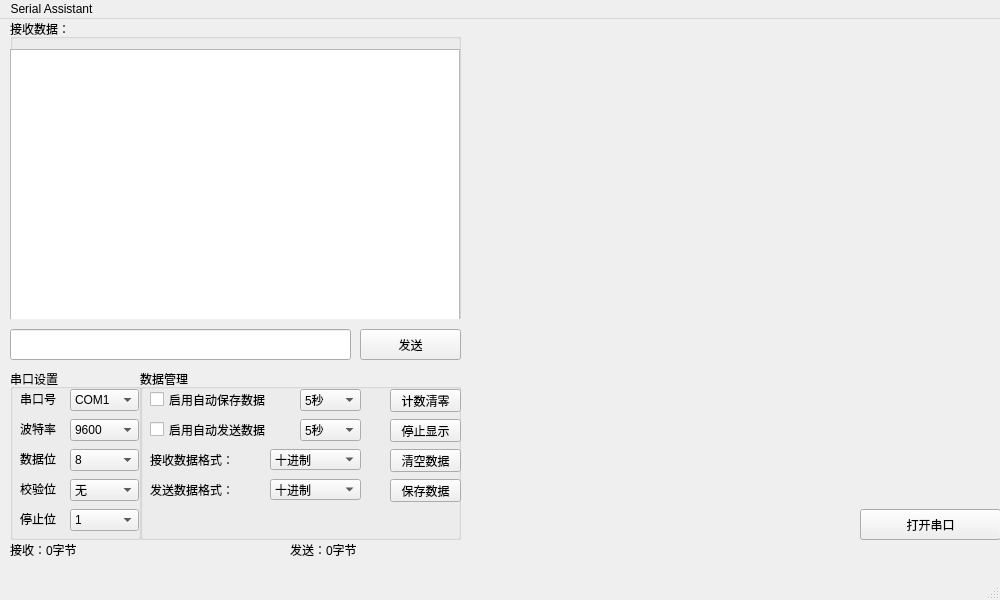
Lancer-zhang/Serial-Assistant, file mainwindow.ui: the form before one commit.
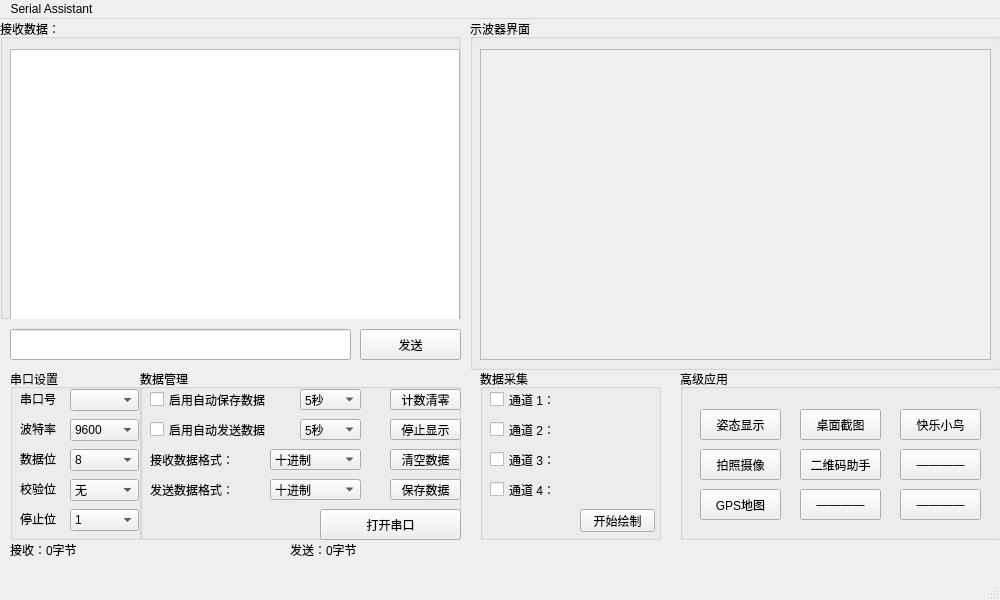
The form after the commit.

What changed in the file:
```diff
--- a/mainwindow.ui
+++ b/mainwindow.ui
@@ -17,9 +17,9 @@
    <widget class="QGroupBox" name="groupBox">
     <property name="geometry">
      <rect>
-      <x>10</x>
+      <x>0</x>
       <y>0</y>
-      <width>451</width>
+      <width>461</width>
       <height>300</height>
      </rect>
     </property>
@@ -29,17 +29,13 @@
     <widget class="QTextEdit" name="receiveText">
      <property name="geometry">
       <rect>
-       <x>0</x>
+       <x>10</x>
        <y>30</y>
        <width>450</width>
        <height>271</height>
       </rect>
      </property>
     </widget>
-    <zorder>receiveText</zorder>
-    <zorder>pushButton_2</zorder>
-    <zorder>scrollArea</zorder>
-    <zorder>pushButton_4</zorder>
    </widget>
    <widget class="QGroupBox" name="groupBox_3">
     <property name="geometry">
@@ -75,56 +71,6 @@
        <height>22</height>
       </rect>
      </property>
-     <item>
-      <property name="text">
-       <string>COM1</string>
-      </property>
-     </item>
-     <item>
-      <property name="text">
-       <string>COM2</string>
-      </property>
-     </item>
-     <item>
-      <property name="text">
-       <string>COM3</string>
-      </property>
-     </item>
-     <item>
-      <property name="text">
-       <string>COM4</string>
-      </property>
-     </item>
-     <item>
-      <property name="text">
-       <string>COM5</string>
-      </property>
-     </item>
-     <item>
-      <property name="text">
-       <string>COM6</string>
-      </property>
-     </item>
-     <item>
-      <property name="text">
-       <string>COM7</string>
-      </property>
-     </item>
-     <item>
-      <property name="text">
-       <string>COM8</string>
-      </property>
-     </item>
-     <item>
-      <property name="text">
-       <string>COM9</string>
-      </property>
-     </item>
-     <item>
-      <property name="text">
-       <string>COM10</string>
-      </property>
-     </item>
     </widget>
     <widget class="QComboBox" name="BaudRate">
      <property name="geometry">
@@ -304,13 +250,13 @@
       <string>启用自动保存数据</string>
      </property>
     </widget>
-    <widget class="QComboBox" name="comboBox_7">
+    <widget class="QComboBox" name="autoSaveTime">
      <property name="geometry">
       <rect>
        <x>160</x>
        <y>20</y>
        <width>61</width>
-       <height>22</height>
+       <height>21</height>
       </rect>
      </property>
      <item>
@@ -361,13 +307,13 @@
       <bool>false</bool>
      </property>
     </widget>
-    <widget class="QComboBox" name="comboBox_6">
+    <widget class="QComboBox" name="autoSendTime">
      <property name="geometry">
       <rect>
        <x>160</x>
        <y>50</y>
        <width>61</width>
-       <height>22</height>
+       <height>21</height>
       </rect>
      </property>
      <item>
@@ -396,12 +342,12 @@
       </property>
      </item>
     </widget>
-    <widget class="QLabel" name="label_6">
+    <widget class="QLabel" name="receiveData">
      <property name="geometry">
       <rect>
        <x>10</x>
        <y>80</y>
-       <width>141</width>
+       <width>121</width>
        <height>21</height>
       </rect>
      </property>
@@ -414,7 +360,7 @@
       <rect>
        <x>10</x>
        <y>110</y>
-       <width>141</width>
+       <width>121</width>
        <height>21</height>
       </rect>
      </property>
@@ -422,7 +368,7 @@
       <string>发送数据格式：</string>
      </property>
     </widget>
-    <widget class="QComboBox" name="comboBox_8">
+    <widget class="QComboBox" name="receiveDataFormat">
      <property name="geometry">
       <rect>
        <x>130</x>
@@ -452,7 +398,7 @@
       </property>
      </item>
     </widget>
-    <widget class="QComboBox" name="comboBox_9">
+    <widget class="QComboBox" name="sendDataFormat">
      <property name="geometry">
       <rect>
        <x>130</x>
@@ -482,58 +428,71 @@
       </property>
      </item>
     </widget>
-    <widget class="QPushButton" name="pushButton_7">
+    <widget class="QPushButton" name="saveDataBtn">
      <property name="geometry">
       <rect>
        <x>250</x>
        <y>110</y>
        <width>71</width>
-       <height>23</height>
+       <height>21</height>
       </rect>
      </property>
      <property name="text">
       <string>保存数据</string>
      </property>
     </widget>
-    <widget class="QPushButton" name="pushButton_6">
+    <widget class="QPushButton" name="clearDataBtn">
      <property name="geometry">
       <rect>
        <x>250</x>
        <y>80</y>
        <width>71</width>
-       <height>23</height>
+       <height>21</height>
       </rect>
      </property>
      <property name="text">
       <string>清空数据</string>
      </property>
     </widget>
-    <widget class="QPushButton" name="pushButton_5">
+    <widget class="QPushButton" name="stopDisplayBtn">
      <property name="geometry">
       <rect>
        <x>250</x>
        <y>50</y>
        <width>71</width>
-       <height>23</height>
+       <height>21</height>
       </rect>
      </property>
      <property name="text">
       <string>停止显示</string>
      </property>
     </widget>
-    <widget class="QPushButton" name="pushButton_3">
+    <widget class="QPushButton" name="clearCountBtn">
      <property name="geometry">
       <rect>
        <x>250</x>
        <y>20</y>
        <width>71</width>
-       <height>23</height>
+       <height>21</height>
       </rect>
      </property>
      <property name="text">
       <string>计数清零</string>
      </property>
     </widget>
+    <widget class="QPushButton" name="openBtn">
+     <property name="geometry">
+      <rect>
+       <x>180</x>
+       <y>140</y>
+       <width>141</width>
+       <height>31</height>
+      </rect>
+     </property>
+     <property name="text">
+      <string>打开串口</string>
+     </property>
+    </widget>
    </widget>
    <widget class="QLineEdit" name="sendText">
     <property name="geometry">
@@ -558,19 +517,6 @@
      <string>发送</string>
     </property>
    </widget>
-   <widget class="QPushButton" name="pushButton_2">
-    <property name="geometry">
-     <rect>
-      <x>860</x>
-      <y>490</y>
-      <width>141</width>
-      <height>31</height>
-     </rect>
-    </property>
-    <property name="text">
-     <string>打开串口</string>
-    </property>
-   </widget>
    <widget class="QLabel" name="label_7">
     <property name="geometry">
      <rect>
@@ -597,6 +543,259 @@
      <string>接收：0字节</string>
     </property>
    </widget>
+   <widget class="QGroupBox" name="groupBox_9">
+    <property name="geometry">
+     <rect>
+      <x>680</x>
+      <y>350</y>
+      <width>321</width>
+      <height>171</height>
+     </rect>
+    </property>
+    <property name="title">
+     <string>高级应用</string>
+    </property>
+    <widget class="QPushButton" name="displayAttitudeBtn">
+     <property name="geometry">
+      <rect>
+       <x>20</x>
+       <y>40</y>
+       <width>81</width>
+       <height>31</height>
+      </rect>
+     </property>
+     <property name="text">
+      <string>姿态显示</string>
+     </property>
+    </widget>
+    <widget class="QPushButton" name="openCVBtn">
+     <property name="geometry">
+      <rect>
+       <x>20</x>
+       <y>80</y>
+       <width>81</width>
+       <height>31</height>
+      </rect>
+     </property>
+     <property name="text">
+      <string>拍照摄像</string>
+     </property>
+    </widget>
+    <widget class="QPushButton" name="gpsBtn">
+     <property name="geometry">
+      <rect>
+       <x>20</x>
+       <y>120</y>
+       <width>81</width>
+       <height>31</height>
+      </rect>
+     </property>
+     <property name="text">
+      <string>GPS地图</string>
+     </property>
+    </widget>
+    <widget class="QPushButton" name="pushButton_9">
+     <property name="geometry">
+      <rect>
+       <x>120</x>
+       <y>40</y>
+       <width>81</width>
+       <height>31</height>
+      </rect>
+     </property>
+     <property name="text">
+      <string>桌面截图</string>
+     </property>
+    </widget>
+    <widget class="QPushButton" name="pushButton_13">
+     <property name="geometry">
+      <rect>
+       <x>120</x>
+       <y>80</y>
+       <width>81</width>
+       <height>31</height>
+      </rect>
+     </property>
+     <property name="text">
+      <string>二维码助手</string>
+     </property>
+    </widget>
+    <widget class="QPushButton" name="pushButton_14">
+     <property name="geometry">
+      <rect>
+       <x>120</x>
+       <y>120</y>
+       <width>81</width>
+       <height>31</height>
+      </rect>
+     </property>
+     <property name="text">
+      <string>————</string>
+     </property>
+    </widget>
+    <widget class="QPushButton" name="pushButton_15">
+     <property name="geometry">
+      <rect>
+       <x>220</x>
+       <y>40</y>
+       <width>81</width>
+       <height>31</height>
+      </rect>
+     </property>
+     <property name="text">
+      <string>快乐小鸟</string>
+     </property>
+    </widget>
+    <widget class="QPushButton" name="pushButton_16">
+     <property name="geometry">
+      <rect>
+       <x>220</x>
+       <y>80</y>
+       <width>81</width>
+       <height>31</height>
+      </rect>
+     </property>
+     <property name="text">
+      <string>————</string>
+     </property>
+    </widget>
+    <widget class="QPushButton" name="pushButton_17">
+     <property name="geometry">
+      <rect>
+       <x>220</x>
+       <y>120</y>
+       <width>81</width>
+       <height>31</height>
+      </rect>
+     </property>
+     <property name="text">
+      <string>————</string>
+     </property>
+    </widget>
+   </widget>
+   <widget class="QGroupBox" name="groupBox_8">
+    <property name="geometry">
+     <rect>
+      <x>480</x>
+      <y>350</y>
+      <width>181</width>
+      <height>171</height>
+     </rect>
+    </property>
+    <property name="title">
+     <string>数据采集</string>
+    </property>
+    <widget class="QCheckBox" name="aisle1">
+     <property name="geometry">
+      <rect>
+       <x>10</x>
+       <y>20</y>
+       <width>131</width>
+       <height>21</height>
+      </rect>
+     </property>
+     <property name="text">
+      <string>通道 1：</string>
+     </property>
+    </widget>
+    <widget class="QCheckBox" name="aisle2">
+     <property name="geometry">
+      <rect>
+       <x>10</x>
+       <y>50</y>
+       <width>131</width>
+       <height>21</height>
+      </rect>
+     </property>
+     <property name="text">
+      <string>通道 2：</string>
+     </property>
+    </widget>
+    <widget class="QCheckBox" name="aisle3">
+     <property name="geometry">
+      <rect>
+       <x>10</x>
+       <y>80</y>
+       <width>131</width>
+       <height>21</height>
+      </rect>
+     </property>
+     <property name="text">
+      <string>通道 3：</string>
+     </property>
+    </widget>
+    <widget class="QCheckBox" name="aisle4">
+     <property name="geometry">
+      <rect>
+       <x>10</x>
+       <y>110</y>
+       <width>131</width>
+       <height>21</height>
+      </rect>
+     </property>
+     <property name="text">
+      <string>通道 4：</string>
+     </property>
+    </widget>
+    <widget class="QPushButton" name="startShowBtn">
+     <property name="geometry">
+      <rect>
+       <x>100</x>
+       <y>140</y>
+       <width>75</width>
+       <height>23</height>
+      </rect>
+     </property>
+     <property name="text">
+      <string>开始绘制</string>
+     </property>
+    </widget>
+   </widget>
+   <widget class="QGroupBox" name="groupBox_7">
+    <property name="geometry">
+     <rect>
+      <x>470</x>
+      <y>0</y>
+      <width>531</width>
+      <height>351</height>
+     </rect>
+    </property>
+    <property name="title">
+     <string>示波器界面</string>
+    </property>
+    <widget class="QScrollArea" name="displayArea">
+     <property name="geometry">
+      <rect>
+       <x>10</x>
+       <y>30</y>
+       <width>511</width>
+       <height>311</height>
+      </rect>
+     </property>
+     <property name="focusPolicy">
+      <enum>Qt::ClickFocus</enum>
+     </property>
+     <property name="verticalScrollBarPolicy">
+      <enum>Qt::ScrollBarAlwaysOff</enum>
+     </property>
+     <property name="horizontalScrollBarPolicy">
+      <enum>Qt::ScrollBarAlwaysOff</enum>
+     </property>
+     <property name="widgetResizable">
+      <bool>true</bool>
+     </property>
+     <widget class="QWidget" name="scrollAreaWidgetContents">
+      <property name="geometry">
+       <rect>
+        <x>0</x>
+        <y>0</y>
+        <width>509</width>
+        <height>309</height>
+       </rect>
+      </property>
+     </widget>
+    </widget>
+   </widget>
   </widget>
   <widget class="QStatusBar" name="statusBar"/>
   <widget class="QMenuBar" name="menuBar">
```
